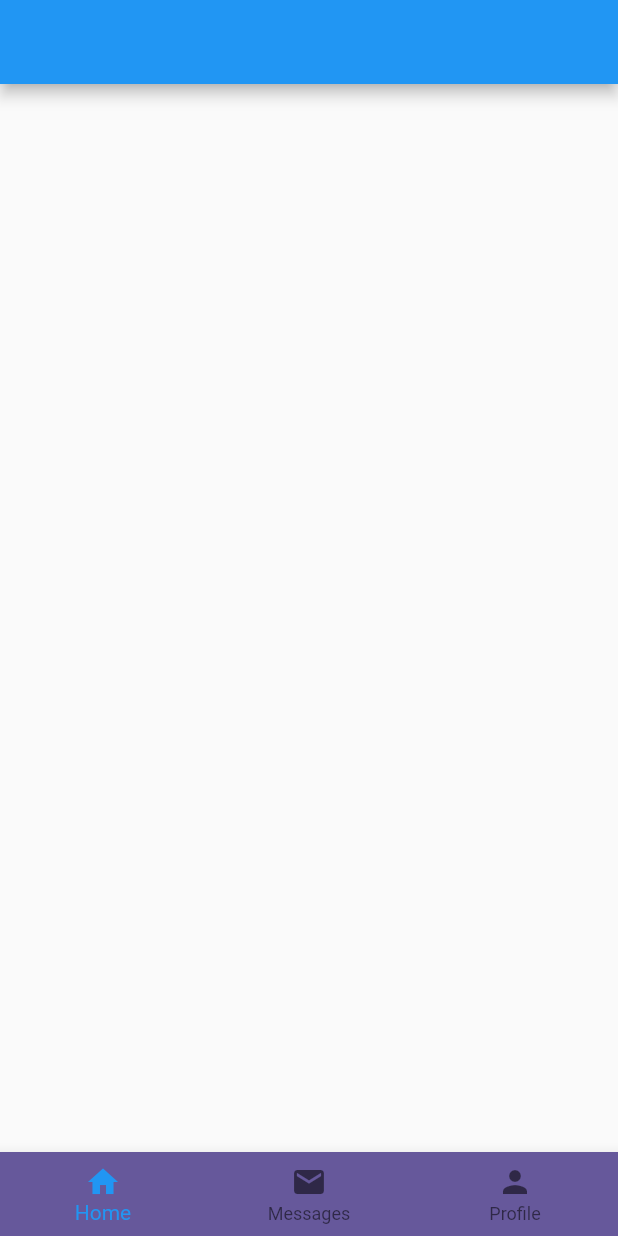
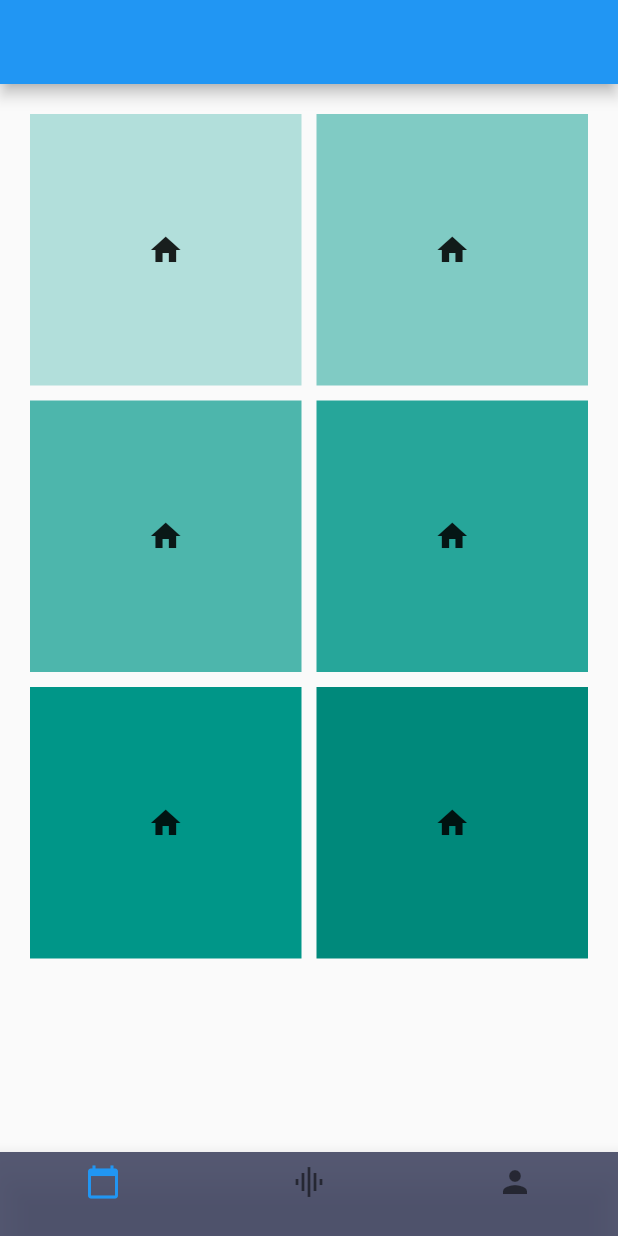
Before and after one commit to HirushaR/personal_use_app, a Flutter app: the screen it shows after launch, on a phone screen of 412 x 824 dp. Run offline on Flutter 3.47's test engine with Material 2 defaults, Android fonts, the phone set to English and light mode, and no system bars.

Commit message:
grid view

```diff
--- a/lib/main.dart
+++ b/lib/main.dart
@@ -1,3 +1,4 @@
+
 import 'package:flutter/material.dart';
 
 void main() => runApp(MyApp());
@@ -9,6 +10,7 @@ class MyApp extends StatelessWidget {
     return MaterialApp(
 
       home: LoginScreen(),
+      debugShowCheckedModeBanner: false,
     );
   }
 }
@@ -20,28 +22,68 @@ class LoginScreen  extends StatelessWidget {
       appBar: AppBar(
 
       ),
-      body: Center(
+      body: GridView.count(
+        primary: false,
+  padding: const EdgeInsets.all(20),
+  crossAxisSpacing: 10,
+  mainAxisSpacing: 10,
+  crossAxisCount: 2,
+  children: <Widget>[
+    Container(
+      padding: const EdgeInsets.all(8),
+      child: const Icon(Icons.home),
+      color: Colors.teal[100],
+    ),
+    Container(
+      padding: const EdgeInsets.all(8),
+      child: const Icon(Icons.home),
+      color: Colors.teal[200],
+    ),
+    Container(
+      padding: const EdgeInsets.all(8),
+      child: const Icon(Icons.home),
+      color: Colors.teal[300],
+    ),
+    Container(
+      padding: const EdgeInsets.all(8),
+      child: const Icon(Icons.home),
+      color: Colors.teal[400],
+    ),
+    Container(
+      padding: const EdgeInsets.all(8),
+      child: const Icon(Icons.home),
+      color: Colors.teal[500],
+    ),
+    Container(
+      padding: const EdgeInsets.all(8),
+      child: const Icon(Icons.home),
+      color: Colors.teal[600],
+    ),
+  ],
+      ),
 
-      ),
        bottomNavigationBar: BottomNavigationBar(
-         backgroundColor: Color.fromRGBO(102, 88, 155, 1),
+
+       backgroundColor: Color.fromRGBO(67, 71, 99, 0.9),
        currentIndex: 0, // this will be set when a new tab is tapped
        items: [
+
          BottomNavigationBarItem(
-           icon: new Icon(Icons.home),
-           title: new Text('Home'),
+           icon: new Icon(Icons.calendar_today),
+           title: new Text(''),
+
          ),
          BottomNavigationBarItem(
-           icon: new Icon(Icons.mail),
-           title: new Text('Messages'),
+
+           icon: new Icon(Icons.graphic_eq),
+           title: new Text(''),
          ),
          BottomNavigationBarItem(
            icon: Icon(Icons.person),
-           title: Text('Profile')
+           title: Text('')
          )
        ],
      ),
-
     );
 
   }
```
